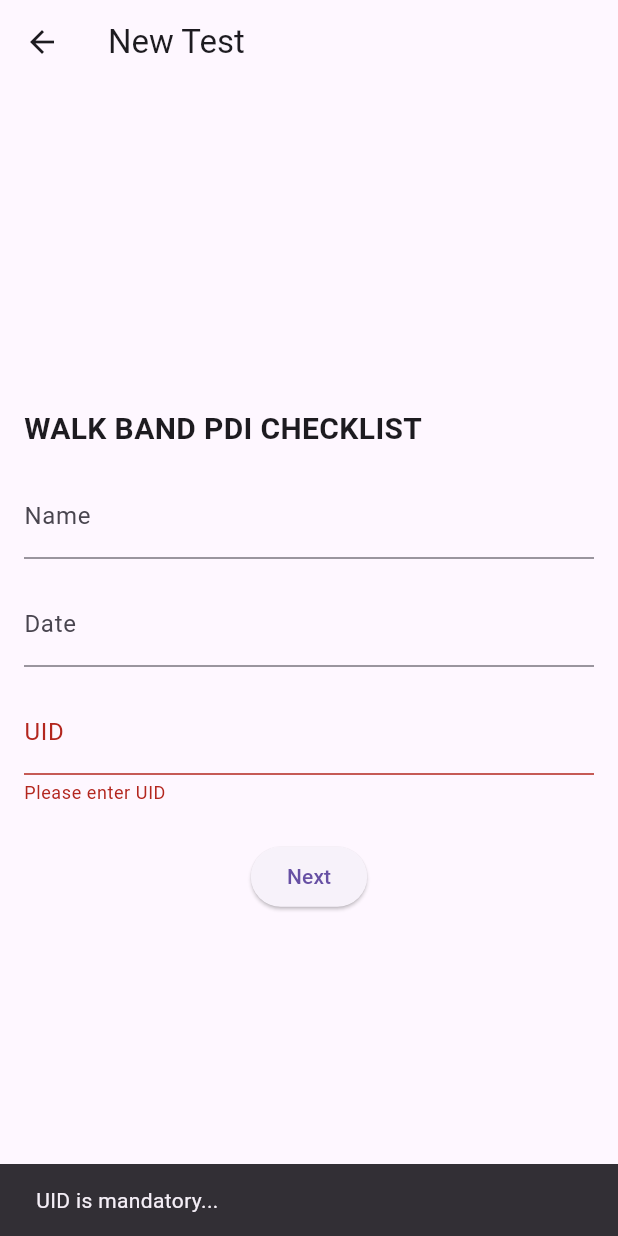
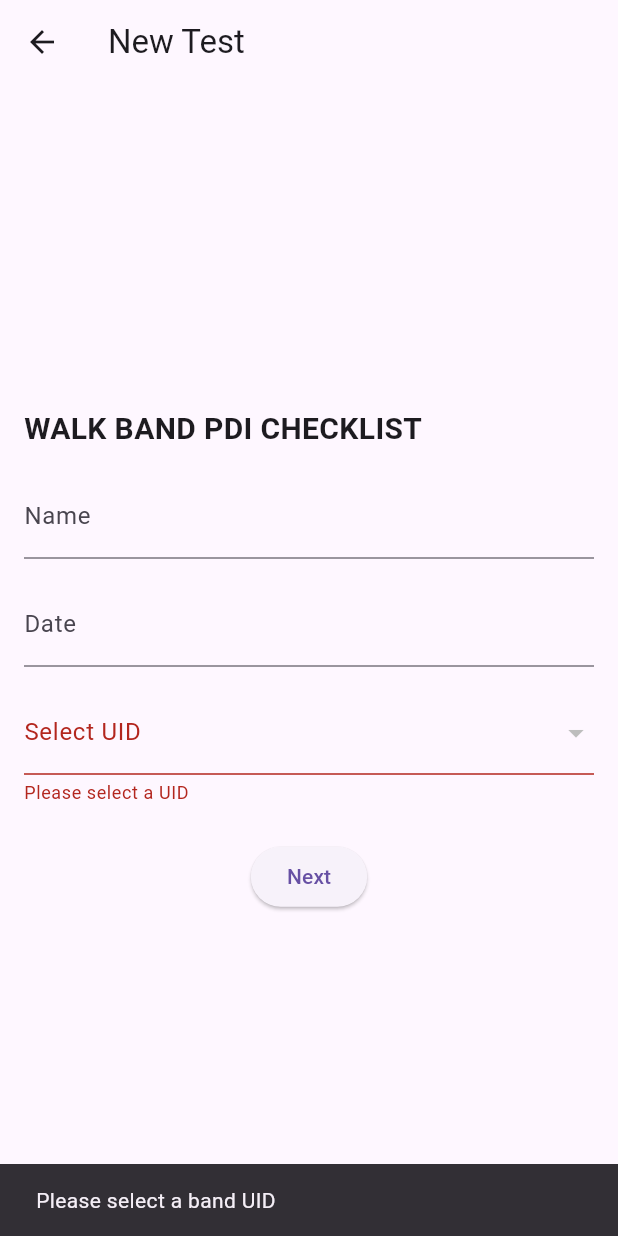
Before and after one commit to madhavsingh2002/pdiTester, a Flutter app: the NewTestScreen screen opened by its route, after a tap on "Next", on a phone screen of 412 x 824 dp. Run offline on Flutter 3.47's test engine with Material 3 defaults, Android fonts, the phone set to English and light mode, and no system bars; our stand-ins replace carousel_slider, cloud_firestore, firebase_auth, firebase_core, shared_preferences; accounts and stored records are empty.

Commit message:
Fetching bands from inventory: done.

```diff
--- a/lib/Pages/Home.dart
+++ b/lib/Pages/Home.dart
@@ -45,7 +45,7 @@ class _HomeScreenState extends State<HomeScreen> {
     List<Map<String, dynamic>> items = [
       {
         "title": "Test Band",
-        "description": "Conduct the new Test\n See the Previous Tests",
+        "description": "New Band up for Delivery? Test Now",
         "route": "/testScreen"
       },
       {
--- a/lib/Pages/New_Test.dart
+++ b/lib/Pages/New_Test.dart
@@ -1,9 +1,8 @@
 import 'package:cloud_firestore/cloud_firestore.dart';
 import 'package:firebase_auth/firebase_auth.dart';
 import 'package:flutter/material.dart';
-import 'package:flutter/services.dart';
 import 'package:intl/intl.dart';
- import 'package:shared_preferences/shared_preferences.dart';
+import 'package:shared_preferences/shared_preferences.dart';
 
 import 'NewTestDetail.dart';
 
@@ -16,16 +15,20 @@ class _NewTestScreenState extends State<NewTestScreen> {
   final _formKey = GlobalKey<FormState>();
   final TextEditingController _nameController = TextEditingController();
   final TextEditingController _dateController = TextEditingController();
-  final TextEditingController _uidController = TextEditingController();
   final FirebaseFirestore _firestore = FirebaseFirestore.instance;
+
   Map<String, dynamic>? userData;
-  bool _isLoading = true; // To track loading state
-  bool _isSubmitted = false; // Track form submission state
+  bool _isLoading = true;
+  bool _isSubmitted = false;
+
+  List<String> _bands = [];
+  String? _selectedBand;
 
   @override
   void initState() {
     super.initState();
     fetchUserData();
+    fetchBands();
   }
 
   Future<void> fetchUserData() async {
@@ -40,10 +43,12 @@ class _NewTestScreenState extends State<NewTestScreen> {
           .collection('userRole')
           .where('email', isEqualTo: userEmail)
           .get();
+
       if (querySnapshot.docs.isNotEmpty) {
-        setState(() async{
+        setState(() async {
           userData = querySnapshot.docs.first.data() as Map<String, dynamic>;
           _nameController.text = userData?['name'] ?? "";
+
           SharedPreferences prefs = await SharedPreferences.getInstance();
           await prefs.setString('userrole', userData?['role'] ?? "");
 
@@ -57,27 +62,50 @@ class _NewTestScreenState extends State<NewTestScreen> {
     } catch (e) {
       print("Error fetching user data: $e");
     } finally {
-      setState(() => _isLoading = false); // Stop loading indicator
+      setState(() => _isLoading = false);
     }
   }
+
+  Future<void> fetchBands() async {
+    try {
+      DocumentSnapshot<Map<String, dynamic>> documentSnapshot = await _firestore
+          .collection('inventory')
+          .doc('nDC9MyIkZgpvIlpiy9V2')
+          .get();
+
+      if (documentSnapshot.exists) {
+        List<dynamic>? bandsArray = documentSnapshot.data()?['Bands'];
+        if (bandsArray != null) {
+          setState(() {
+            _bands = bandsArray.map((band) => band.toString()).toList();
+          });
+        }
+      } else {
+        print("Document does not exist.");
+      }
+    } catch (e) {
+      print("Error fetching bands: $e");
+    }
+  }
+
   void _handleNext() async {
     setState(() {
-      _isSubmitted = true; // Mark the form as submitted
+      _isSubmitted = true;
     });
-    String uid = _uidController.text.trim(); // Trim the input
-    if (uid.isNotEmpty && (_formKey.currentState?.validate() ?? false)) {
+
+    if (_selectedBand != null) {
       SharedPreferences prefs = await SharedPreferences.getInstance();
       await prefs.setString('testername', _nameController.text);
       await prefs.setString('testerdate', _dateController.text);
-      await prefs.setString('testeruid', _uidController.text);
+      await prefs.setString('testeruid', _selectedBand!);
+
       Navigator.push(
         context,
         MaterialPageRoute(builder: (context) => NewTestDetail()),
       );
     } else {
-      // Show error message if UID is empty
       ScaffoldMessenger.of(context).showSnackBar(
-        SnackBar(content: Text("UID is mandatory...")),
+        SnackBar(content: Text("Please select a band UID")),
       );
     }
   }
@@ -89,7 +117,7 @@ class _NewTestScreenState extends State<NewTestScreen> {
       body: Padding(
         padding: const EdgeInsets.all(16.0),
         child: _isLoading
-            ? Center(child: CircularProgressIndicator()) // Show loading indicator
+            ? Center(child: CircularProgressIndicator())
             : Column(
           mainAxisAlignment: MainAxisAlignment.center,
           crossAxisAlignment: CrossAxisAlignment.start,
@@ -118,18 +146,25 @@ class _NewTestScreenState extends State<NewTestScreen> {
                     decoration: InputDecoration(labelText: "Date"),
                   ),
                   SizedBox(height: 16),
-                  TextFormField(
-                    controller: _uidController,
+                  DropdownButtonFormField<String>(
+                    value: _selectedBand,
+                    items: _bands.map((band) {
+                      return DropdownMenuItem<String>(
+                        value: band,
+                        child: Text(band),
+                      );
+                    }).toList(),
+                    onChanged: (value) {
+                      setState(() {
+                        _selectedBand = value;
+                      });
+                    },
                     decoration: InputDecoration(
-                      labelText: "UID",
-                      errorText: _isSubmitted &&
-                          (_uidController.text.trim().isEmpty)
-                          ? "Please enter UID"
+                      labelText: "Select UID",
+                      errorText: _isSubmitted && _selectedBand == null
+                          ? "Please select a UID"
                           : null,
                     ),
-                    inputFormatters: [
-                      LengthLimitingTextInputFormatter(20),
-                    ],
                   ),
                   SizedBox(height: 24),
                   ElevatedButton(
```
